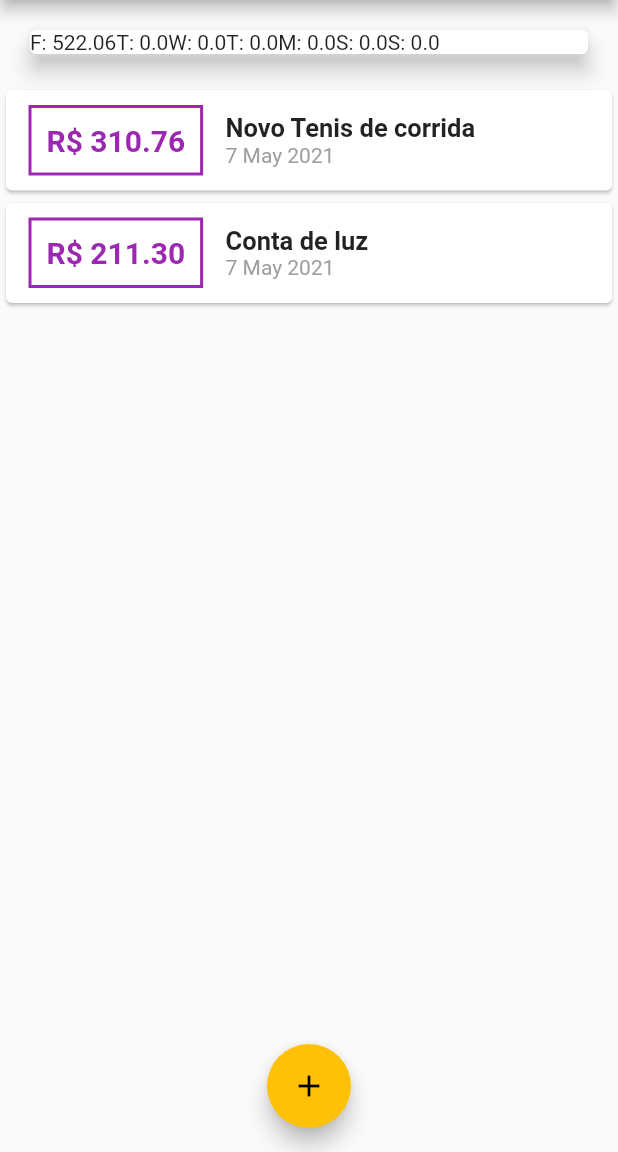
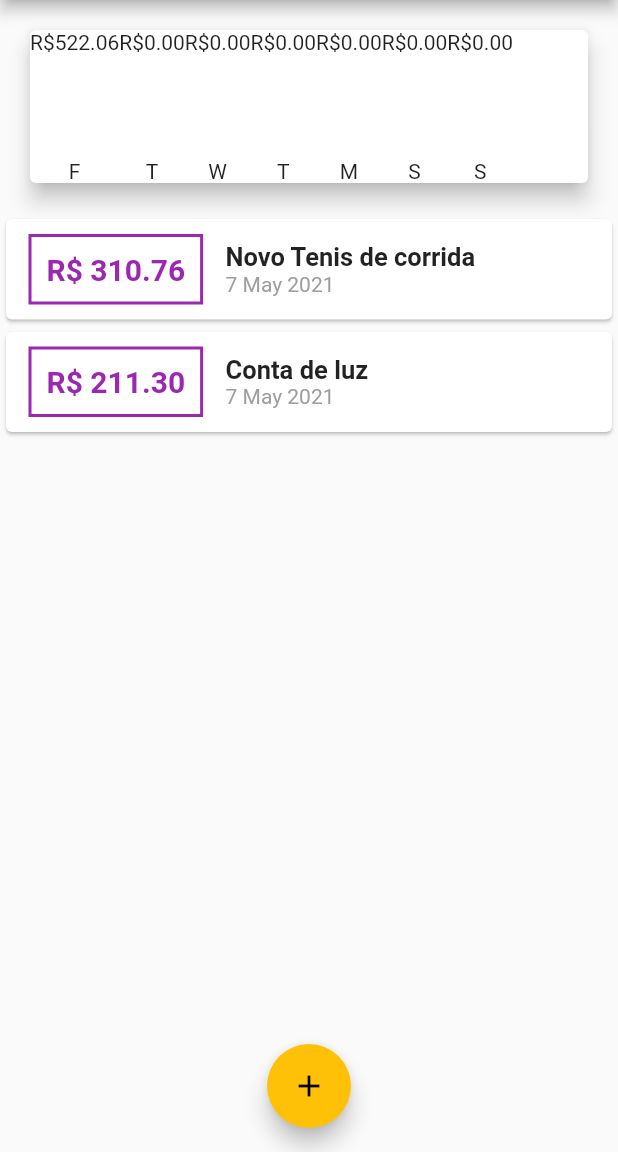
Before and after one commit to elizeurjr/MyExpenses, a Flutter app: the screen it shows after launch, on a phone screen of 412 x 824 dp, the part 84-1236 px from its top. Run offline on Flutter 3.47's test engine with Material 2 defaults, Android fonts, the phone set to English and light mode, and no system bars; Roboto replaces fonts that are missing (OpenSans, Quicksand).

Commit message:
increment of the chart component

```diff
--- a/lib/components/chart.dart
+++ b/lib/components/chart.dart
@@ -1,5 +1,6 @@
 import 'dart:core';
 
+import 'package:expenses/components/chart_bar.dart';
 import 'package:expenses/models/transaction.dart';
 import 'package:flutter/material.dart';
 import 'package:intl/intl.dart';
@@ -42,7 +43,10 @@ class Chart extends StatelessWidget {
       margin: EdgeInsets.all(20),
       child: Row(
         children: groupedTransactions.map((tr) {
-          return Text('${tr['day']}: ${tr['value']}');
+          return ChartBar(
+            label: tr['day'],
+            value: tr['value'],
+          );
         }).toList(),
       ),
     );
--- a/lib/components/chart_bar.dart
+++ b/lib/components/chart_bar.dart
@@ -1,8 +1,29 @@
 import 'package:flutter/material.dart';
 
 class ChartBar extends StatelessWidget {
+  final String label;
+  final double value;
+  final double percentage;
+  const ChartBar({
+    this.label,
+    this.value,
+    this.percentage,
+  });
+
   @override
   Widget build(BuildContext context) {
-    return Container();
+    return Column(
+      children: <Widget>[
+        Text('R\$${value.toStringAsFixed(2)}'),
+        SizedBox(height: 5),
+        Container(
+          height: 60,
+          width: 10,
+          child: null,
+        ),
+        SizedBox(height: 5),
+        Text(label),
+      ],
+    );
   }
 }
```
